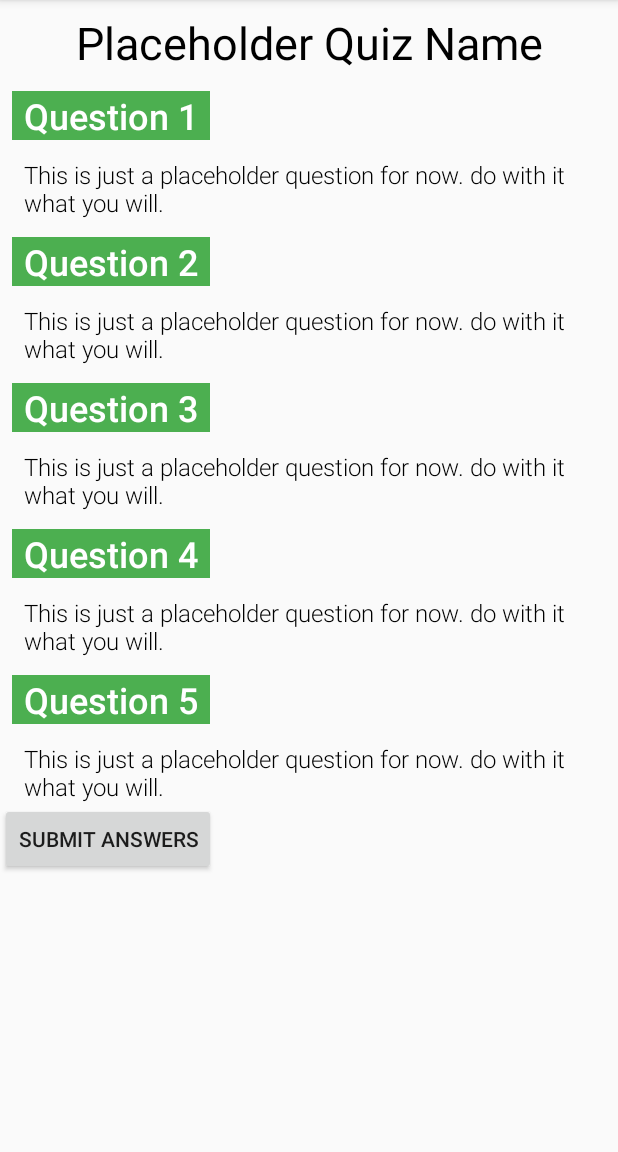
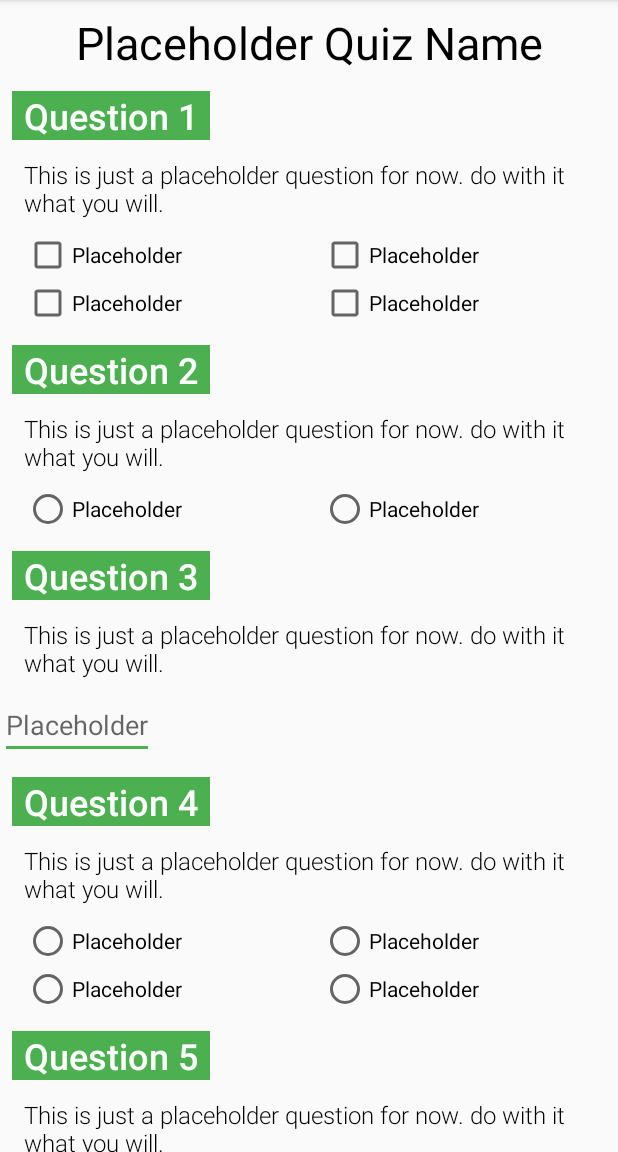
Before and after one commit to JoeEspie/Quizzy, an Android app: the screen it shows after launch (MainActivity), on a phone screen of 412 x 824 dp, the part 84-1236 px from its top. Run offline under Robolectric (Android 15) with nearby library versions, the phone set to English and light mode, and no system bars.

Commit message:
Further added to layout for app

```diff
--- a/app/src/main/res/layout/activity_main.xml
+++ b/app/src/main/res/layout/activity_main.xml
@@ -20,11 +20,11 @@
                 android:id="@+id/quiz_name"
                 android:layout_width="match_parent"
                 android:layout_height="wrap_content"
+                android:layout_marginTop="8dp"
+                android:fontFamily="sans-serif"
                 android:gravity="center_horizontal"
-                android:layout_marginTop="8dp"
+                android:text="@string/quiz_name"
                 android:textColor="#000000"
-                android:text="@string/quiz_name"
-                android:fontFamily="sans-serif"
                 android:textSize="30sp" />
 
         </RelativeLayout>
@@ -36,61 +36,156 @@
 
             <TextView
                 style="@style/QuestionHeading"
-                android:text="@string/question_1"
-                />
+                android:text="@string/question_1" />
 
             <TextView
                 style="@style/QuestionContent"
-                android:text="@string/placeholder_question"
-                />
+                android:text="@string/placeholder_question" />
+
+            <LinearLayout
+                android:layout_width="match_parent"
+                android:layout_height="wrap_content"
+                android:layout_marginLeft="16dp"
+                android:orientation="horizontal">
+
+                <CheckBox
+                    android:layout_width="wrap_content"
+                    android:layout_height="wrap_content"
+                    android:layout_weight="1"
+                    android:text="@string/placeholder_answer" />
+
+                <CheckBox
+                    android:layout_width="wrap_content"
+                    android:layout_height="wrap_content"
+                    android:layout_weight="1"
+                    android:text="@string/placeholder_answer" />
+
+            </LinearLayout>
+
+            <LinearLayout
+                android:layout_width="match_parent"
+                android:layout_height="wrap_content"
+                android:layout_marginLeft="16dp"
+                android:orientation="horizontal">
+
+                <CheckBox
+                    android:layout_width="wrap_content"
+                    android:layout_height="wrap_content"
+                    android:layout_weight="1"
+                    android:text="@string/placeholder_answer" />
+
+                <CheckBox
+                    android:layout_width="wrap_content"
+                    android:layout_height="wrap_content"
+                    android:layout_weight="1"
+                    android:text="@string/placeholder_answer" />
+
+            </LinearLayout>
 
             <TextView
                 style="@style/QuestionHeading"
-                android:text="@string/question_2"
-                />
+                android:text="@string/question_2" />
 
             <TextView
                 style="@style/QuestionContent"
-                android:text="@string/placeholder_question"
-                />
+                android:text="@string/placeholder_question" />
+
+            <LinearLayout
+                android:layout_width="match_parent"
+                android:layout_height="wrap_content"
+                android:layout_marginLeft="16dp"
+                android:orientation="horizontal">
+
+                <RadioButton
+                    android:layout_width="wrap_content"
+                    android:layout_height="wrap_content"
+                    android:layout_weight="1"
+                    android:text="@string/placeholder_answer" />
+
+                <RadioButton
+                    android:layout_width="wrap_content"
+                    android:layout_height="wrap_content"
+                    android:layout_weight="1"
+                    android:text="@string/placeholder_answer" />
+
+            </LinearLayout>
 
             <TextView
                 style="@style/QuestionHeading"
-                android:text="@string/question_3"
-                />
+                android:text="@string/question_3" />
 
             <TextView
                 style="@style/QuestionContent"
-                android:text="@string/placeholder_question"
-                />
+                android:text="@string/placeholder_question" />
+
+            <EditText
+                android:layout_width="wrap_content"
+                android:layout_height="wrap_content"
+                android:hint="@string/placeholder_answer"
+                android:inputType="text" />
 
             <TextView
                 style="@style/QuestionHeading"
-                android:text="@string/question_4"
-                />
+                android:text="@string/question_4" />
 
             <TextView
                 style="@style/QuestionContent"
-                android:text="@string/placeholder_question"
-                />
+                android:text="@string/placeholder_question" />
+
+            <LinearLayout
+                android:layout_width="match_parent"
+                android:layout_height="wrap_content"
+                android:layout_marginLeft="16dp"
+                android:orientation="horizontal">
+
+                <RadioButton
+                    android:layout_width="wrap_content"
+                    android:layout_height="wrap_content"
+                    android:layout_weight="1"
+                    android:text="@string/placeholder_answer" />
+
+                <RadioButton
+                    android:layout_width="wrap_content"
+                    android:layout_height="wrap_content"
+                    android:layout_weight="1"
+                    android:text="@string/placeholder_answer" />
+
+            </LinearLayout>
+
+            <LinearLayout
+                android:layout_width="match_parent"
+                android:layout_height="wrap_content"
+                android:layout_marginLeft="16dp"
+                android:orientation="horizontal">
+
+                <RadioButton
+                    android:layout_width="wrap_content"
+                    android:layout_height="wrap_content"
+                    android:layout_weight="1"
+                    android:text="@string/placeholder_answer" />
+
+                <RadioButton
+                    android:layout_width="wrap_content"
+                    android:layout_height="wrap_content"
+                    android:layout_weight="1"
+                    android:text="@string/placeholder_answer" />
+
+            </LinearLayout>
 
             <TextView
                 style="@style/QuestionHeading"
-                android:text="@string/question_5"
-                />
+                android:text="@string/question_5" />
 
             <TextView
                 style="@style/QuestionContent"
-                android:text="@string/placeholder_question"
-                />
+                android:text="@string/placeholder_question" />
 
         </LinearLayout>
 
         <Button
             android:layout_width="wrap_content"
             android:layout_height="wrap_content"
-            android:text="Submit Answers"
-            />
+            android:text="@string/submit_button" />
 
     </LinearLayout>
 </ScrollView>
--- a/app/src/main/res/values/strings.xml
+++ b/app/src/main/res/values/strings.xml
@@ -7,4 +7,6 @@
     <string name="question_4">Question 4</string>
     <string name="question_5">Question 5</string>
     <string name="placeholder_question">This is just a placeholder question for now. do with it what you will.</string>
+    <string name="placeholder_answer">Placeholder</string>
+    <string name="submit_button">Submit Answers</string>
 </resources>
--- a/app/src/main/res/values/styles.xml
+++ b/app/src/main/res/values/styles.xml
@@ -30,6 +30,7 @@
         <item name="android:textColor">#000000</item>
         <item name="android:textSize">16sp</item>
         <item name="android:fontFamily">sans-serif-light</item>
+        <item name="android:layout_marginBottom">8dp</item>
     </style>
 
 </resources>
```
